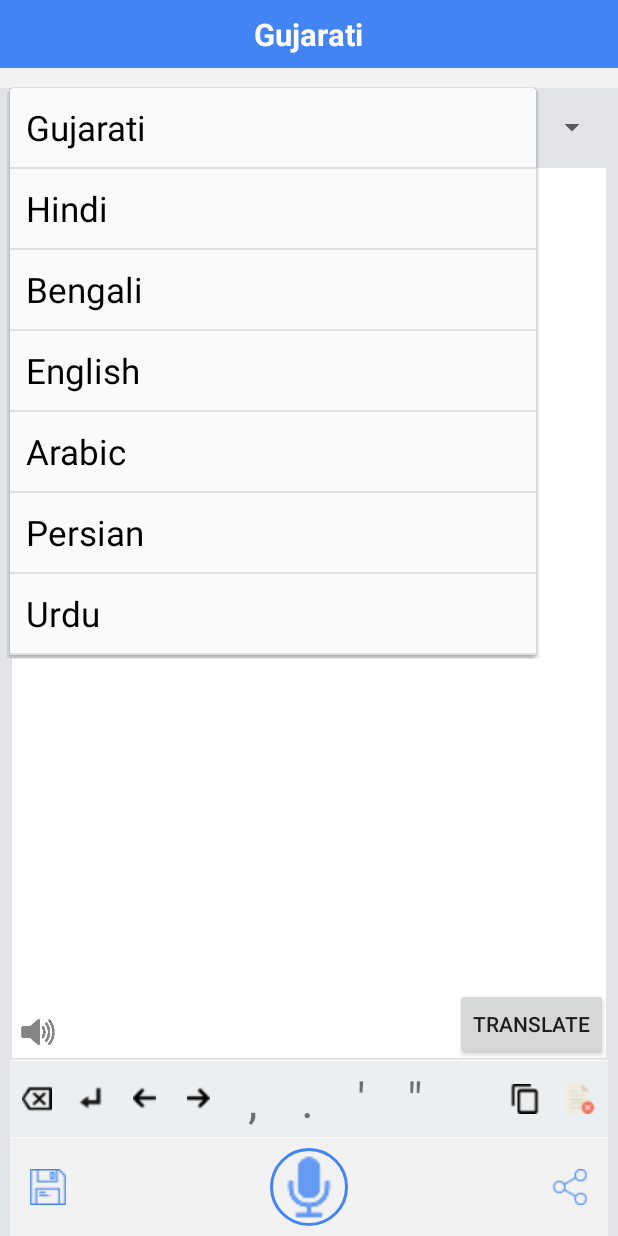
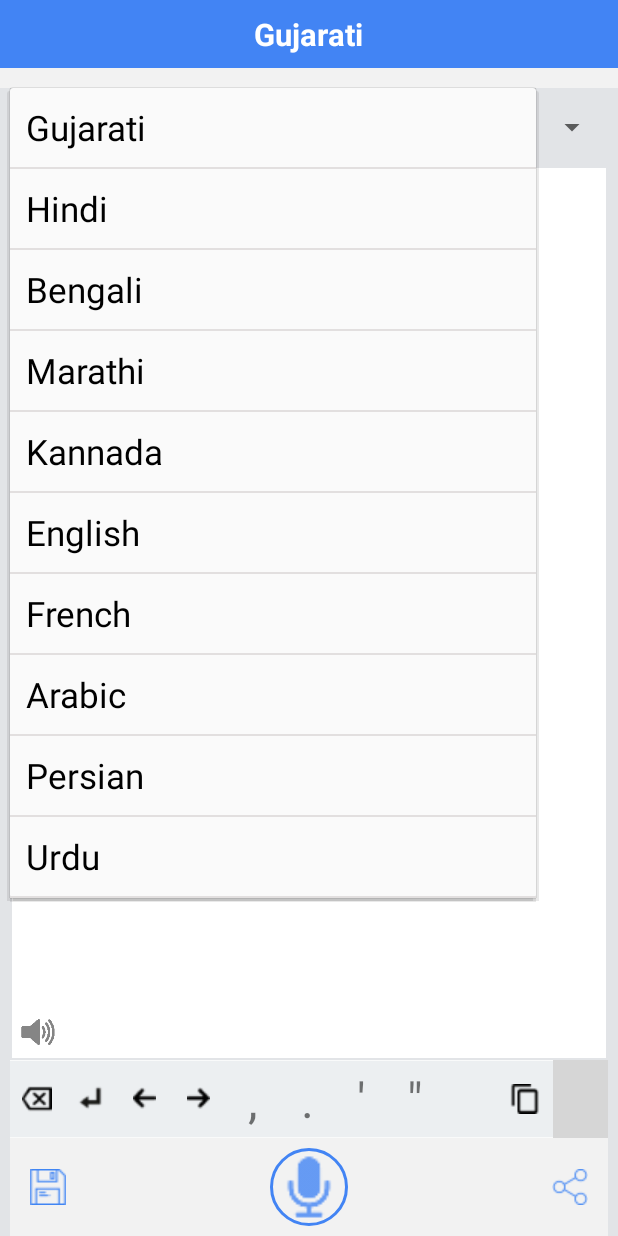
Before and after one commit to FazliMolaJan/SpeechToText, an Android app: the screen it shows after launch (MainActivity), after a tap on "Gujarati", on a phone screen of 412 x 824 dp. Run offline under Robolectric (Android 15) with nearby library versions, the phone set to English and light mode, and no system bars; our stand-ins replace CircleImageView, sdp/ssp sizes; libraries missing offline, so code that uses them is left out: pub.devrel.easypermissions; 2 statements that could not run were skipped; grey boxes are pictures that could not be loaded.

Commit message:
Add language marathi,kanndaand franch all file comit by avina

```diff
--- a/app/src/main/AndroidManifest.xml
+++ b/app/src/main/AndroidManifest.xml
@@ -11,6 +11,7 @@
     <application
         android:allowBackup="true"
         android:icon="@mipmap/ic_launcher"
+        android:logo="@drawable/ic_launcher"
         android:label="@string/app_name"
         android:roundIcon="@mipmap/ic_launcher"
         android:supportsRtl="true"
--- a/app/src/main/java/com/fahmtechnologies/speechtotext/Activity/MainActivity.java
+++ b/app/src/main/java/com/fahmtechnologies/speechtotext/Activity/MainActivity.java
@@ -446,8 +446,14 @@ public class MainActivity extends AppCompatActivity implements EasyPermissions.P
                         tvHeaderForActivity.tvActivityName.setText(getResources().getString(R.string.speed_text_to_hindi));
                     } else if (alLang.get(i).getStrLaguages().equalsIgnoreCase(getResources().getString(R.string.bengali))) {
                         tvHeaderForActivity.tvActivityName.setText(getResources().getString(R.string.speed_text_to_bengali));
+                    } else if (alLang.get(i).getStrLaguages().equalsIgnoreCase(getResources().getString(R.string.marathi))) {
+                        tvHeaderForActivity.tvActivityName.setText(getResources().getString(R.string.speed_text_to_bengali));
+                    } else if (alLang.get(i).getStrLaguages().equalsIgnoreCase(getResources().getString(R.string.kannada))) {
+                        tvHeaderForActivity.tvActivityName.setText(getResources().getString(R.string.speed_text_to_kannda));
                     } else if (alLang.get(i).getStrLaguages().equalsIgnoreCase(getResources().getString(R.string.english))) {
                         tvHeaderForActivity.tvActivityName.setText(getResources().getString(R.string.speed_text_to_english));
+                    } else if (alLang.get(i).getStrLaguages().equalsIgnoreCase(getResources().getString(R.string.french))) {
+                        tvHeaderForActivity.tvActivityName.setText(getResources().getString(R.string.speed_text_to_french));
                     } else if (alLang.get(i).getStrLaguages().equalsIgnoreCase(getResources().getString(R.string.arabic))) {
                         tvHeaderForActivity.tvActivityName.setText(getResources().getString(R.string.speed_text_to_arebic));
                     } else if (alLang.get(i).getStrLaguages().equalsIgnoreCase(getResources().getString(R.string.persian))) {
--- a/app/src/main/res/layout/activity_main.xml
+++ b/app/src/main/res/layout/activity_main.xml
@@ -190,7 +190,7 @@
                     android:layout_width="wrap_content"
                     android:layout_height="wrap_content"
                     android:layout_centerInParent="true"
-                    android:src="@drawable/clear_all" />
+                    android:src="@drawable/file" />
 
             </RelativeLayout>
 
@@ -236,6 +236,7 @@
             android:layout_width="wrap_content"
             android:layout_height="wrap_content"
             android:text="Translate"
+            android:visibility="gone"
             android:layout_above="@+id/llShotCut"
             android:layout_alignParentRight="true"
             />
--- a/app/src/main/res/values/strings.xml
+++ b/app/src/main/res/values/strings.xml
@@ -20,6 +20,11 @@
     <string name="lang_id_gujarati">gu</string>
     <string name="lang_id_bengali">bn</string>
     <string name="lang_id_english">en</string>
+    <string name="lang_id_french">fr</string>
+    <string name="lang_id_marathi">mr_IN</string>
+    <string name="lang_id_mrathi">mr</string>
+    <string name="lang_id_kannad">kn_IN</string>
+    <string name="lang_id_kannada">kn</string>
     <string name="lang_id_arebic">ar</string>
     <string name="lang_id_persian">fa</string>
     <string name="lang_id_urdu">ur</string>
@@ -28,7 +33,10 @@
     <string name="gujarati">Gujarati</string>
     <string name="hindi">Hindi</string>
     <string name="bengali">Bengali</string>
+    <string name="marathi">Marathi</string>
+    <string name="kannada">Kannada</string>
     <string name="english">English</string>
+    <string name="french">French</string>
     <string name="arabic">Arabic</string>
     <string name="persian">Persian</string>
     <string name="urdu">Urdu</string>
@@ -40,7 +48,10 @@
     <string name="comma">,</string>
     <string name="speed_text_to_hindi">Speech to Text (बोल से लिखाई)</string>
     <string name="speed_text_to_bengali">Speech to Text (বক্তৃতা থেকে লিখিত)</string>
+    <string name="speed_text_to_marathi">Speech to Text (भाषण मजकूर)</string>
+    <string name="speed_text_to_kannda">Speech to Text (ಭಾಷಣದ ಪಠ್ಯ)</string>
     <string name="speed_text_to_english">Speech to Text</string>
+    <string name="speed_text_to_french">Speech to Text (parole-texte)</string>
     <string name="speed_text_to_arebic">Speech to Text (تحويل الكلام إلى نص)</string>
     <string name="speed_text_to_persion">Speech to Text (نوشته شده از سخنرانی)</string>
     <string name="speed_text_to_urdu">Speech to Text (تقرر سے لکھائی )</string>
```
Also changed, not shown: app/src/main/java/com/fahmtechnologies/speechtotext/Dao/MainActivityDao.java (+49 -1 lines).
